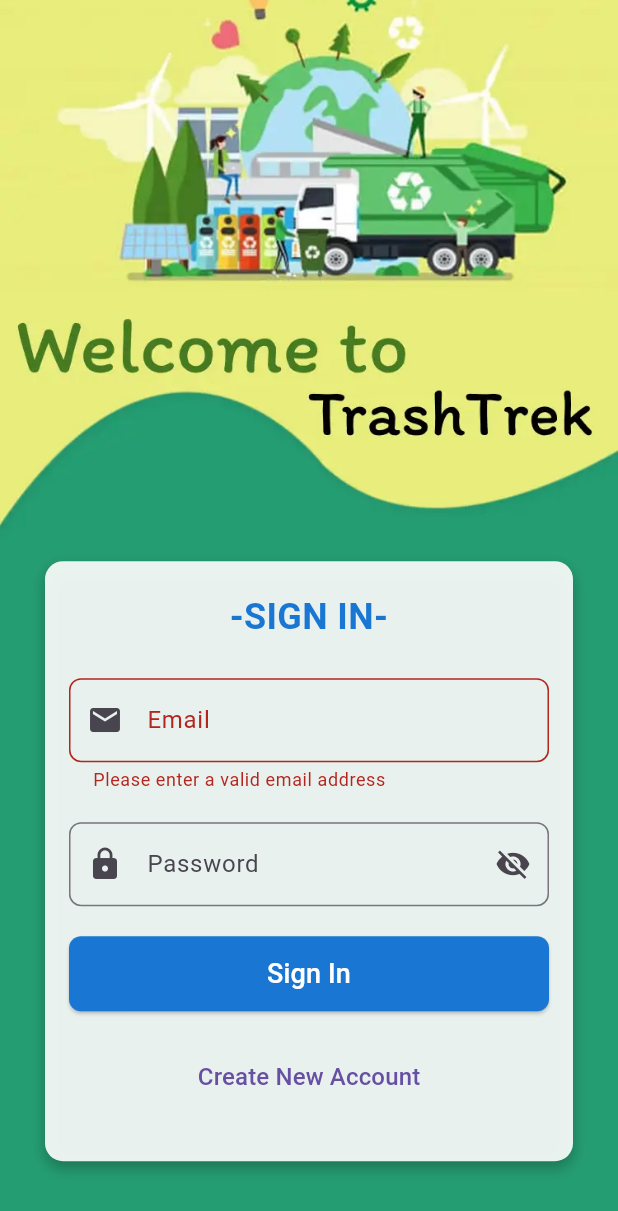
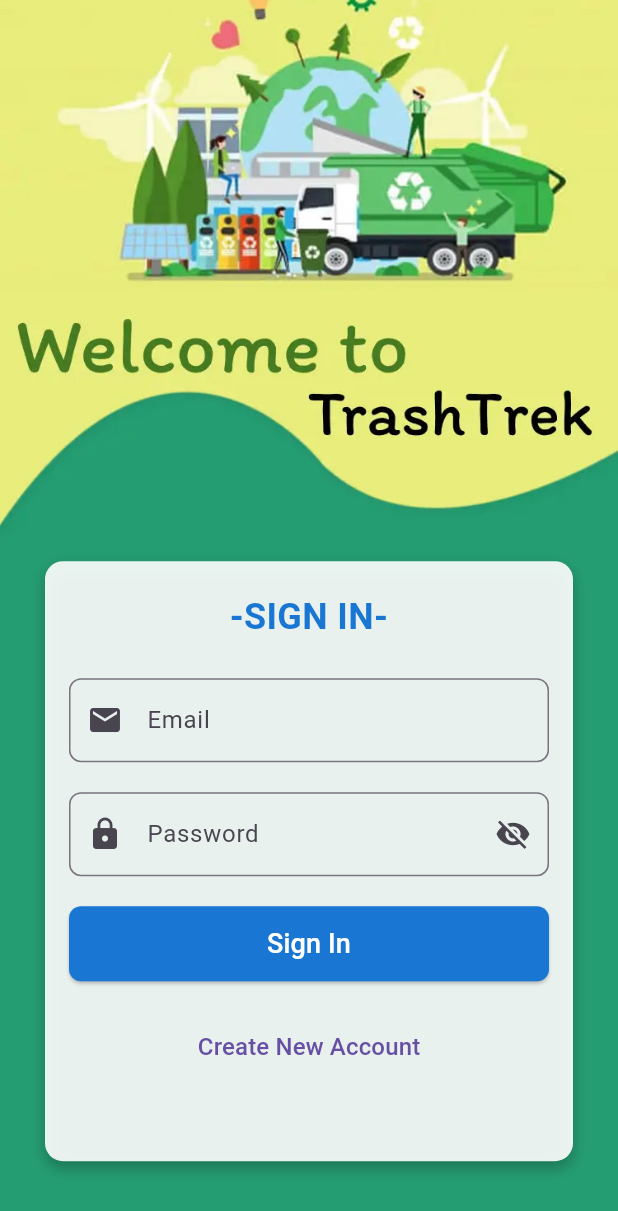
Before and after one commit to TechVisionaries/EcoEagle, a Flutter app: the screen it shows after launch, on a phone screen of 412 x 824 dp. Shown: the top 1211 px of the screen. Run offline on Flutter 3.47's test engine with Material 3 defaults, Android fonts, the phone set to English and light mode, and no system bars; our stand-ins replace flutter_dotenv, flutter_rating_bar, geolocator, google_maps_flutter, permission_handler, shared_preferences; generated files the repository leaves out were written again.

Commit message:
Update signin.dart

```diff
--- a/lib/src/user_management_feature/signin.dart
+++ b/lib/src/user_management_feature/signin.dart
@@ -18,17 +18,14 @@ class SignIn extends StatefulWidget {
 class _SignInState extends State<SignIn> {
   final TextEditingController _emailController = TextEditingController();
   final TextEditingController _passwordController = TextEditingController();
-  final GlobalKey<FormState> _formKey =
-      GlobalKey<FormState>(); // Add a form key
+  final GlobalKey<FormState> _formKey = GlobalKey<FormState>();
+
   bool _isPasswordVisible = false;
-
-  // Variable to hold email validation error
+  bool _emailFieldTapped = false; // Track if email field is tapped
 
   @override
   void initState() {
     super.initState();
-
-    // Add listener to the email controller for real-time validation
     _emailController.addListener(() {
       _validateEmail();
     });
@@ -43,8 +40,7 @@ class _SignInState extends State<SignIn> {
   }
 
   Future<void> _loginUser() async {
-    if (!_formKey.currentState!.validate())
-      return; // Ensure form validation before login
+    if (!_formKey.currentState!.validate()) return;
 
     final baseUrl = dotenv.env[Constants.baseURL];
     final response = await http.post(
@@ -80,7 +76,6 @@ class _SignInState extends State<SignIn> {
     }
   }
 
-  // Email validation logic
   String? _validateEmail() {
     final email = _emailController.text;
     if (email.isEmpty ||
@@ -105,21 +100,19 @@ class _SignInState extends State<SignIn> {
     return Scaffold(
       body: Stack(
         children: <Widget>[
-          // Background image
           Positioned.fill(
             child: Image.asset(
               'assets/images/loginbackground.webp',
               fit: BoxFit.cover,
             ),
           ),
-          // White box with headline
           Column(
             children: [
-              const Spacer(flex: 15), // Pushes the content lower
+              const Spacer(flex: 15),
               Padding(
                 padding: const EdgeInsets.symmetric(horizontal: 30.0),
                 child: Container(
-                  height: 400, // Set height explicitly here
+                  height: 400,
                   padding: const EdgeInsets.all(16.0),
                   decoration: BoxDecoration(
                     color: Colors.white.withOpacity(0.9),
@@ -132,15 +125,15 @@ class _SignInState extends State<SignIn> {
                       ),
                     ],
                   ),
+                  child: SingleChildScrollView(
                     child: Form(
-                    // Add Form widget to group input fields
                       key: _formKey,
-                    autovalidateMode: AutovalidateMode
-                        .onUserInteraction, // Real-time validation
+                      autovalidateMode: _emailFieldTapped
+                          ? AutovalidateMode.onUserInteraction
+                          : AutovalidateMode.disabled, // Conditionally validate
                       child: Column(
                         mainAxisAlignment: MainAxisAlignment.start,
                         children: <Widget>[
-                        // Headline with green background inside white box
                           Container(
                             padding: const EdgeInsets.symmetric(
                               horizontal: 16.0,
@@ -157,8 +150,16 @@ class _SignInState extends State<SignIn> {
                             ),
                           ),
                           const SizedBox(height: 20),
-                        // Email TextFormField with real-time validation
-                        TextFormField(
+                          // Email TextFormField with interaction tracking
+                          Focus(
+                            onFocusChange: (hasFocus) {
+                              if (hasFocus && !_emailFieldTapped) {
+                                setState(() {
+                                  _emailFieldTapped = true; // Track interaction
+                                });
+                              }
+                            },
+                            child: TextFormField(
                               controller: _emailController,
                               decoration: InputDecoration(
                                 labelText: 'Email',
@@ -167,10 +168,11 @@ class _SignInState extends State<SignIn> {
                                   borderRadius: BorderRadius.circular(8),
                                 ),
                                 errorText:
-                                _validateEmail(), // Show validation message in real-time
+                                    _emailFieldTapped ? _validateEmail() : null,
                               ),
                               keyboardType: TextInputType.emailAddress,
                               validator: (value) => _validateEmail(),
+                            ),
                           ),
                           const SizedBox(height: 20),
                           // Password TextFormField
@@ -205,12 +207,12 @@ class _SignInState extends State<SignIn> {
                               shape: RoundedRectangleBorder(
                                 borderRadius: BorderRadius.circular(8),
                               ),
-                            backgroundColor:
-                                Colors.blue[700], // Blue color for button
+                              backgroundColor: Colors.blue[700],
                             ),
                             child: const Text(
                               'Sign In',
-                            style: TextStyle(fontSize: 18, color: Colors.white),
+                              style:
+                                  TextStyle(fontSize: 18, color: Colors.white),
                             ),
                           ),
                           const SizedBox(height: 20),
@@ -226,7 +228,8 @@ class _SignInState extends State<SignIn> {
                     ),
                   ),
                 ),
-              const Spacer(flex: 2), // Adjusts the bottom space
+              ),
+              const Spacer(flex: 2),
             ],
           ),
         ],
```
Lines whose indentation alone changed are shown as unchanged.
